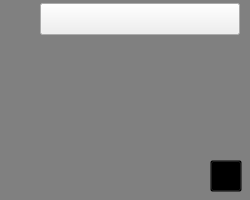
Chaos192/GenshinImpact_AutoMap, file GenshinImpact_AutoMap/GenshinImpact_AutoMap.ui: the form before one commit.
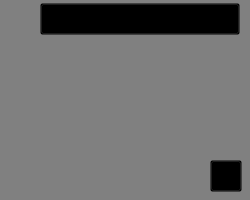
The form after the commit. Icons and pictures are not drawn. Custom widgets are drawn as their Qt base class.

Diff of the .ui file:
```diff
--- a/GenshinImpact_AutoMap/GenshinImpact_AutoMap.ui
+++ b/GenshinImpact_AutoMap/GenshinImpact_AutoMap.ui
@@ -116,8 +116,11 @@
       <height>32</height>
      </rect>
     </property>
+    <property name="styleSheet">
+     <string notr="true">background-color:transparent</string>
+    </property>
     <property name="text">
-     <string/>
+     <string>UI</string>
     </property>
    </widget>
   </widget>
```
